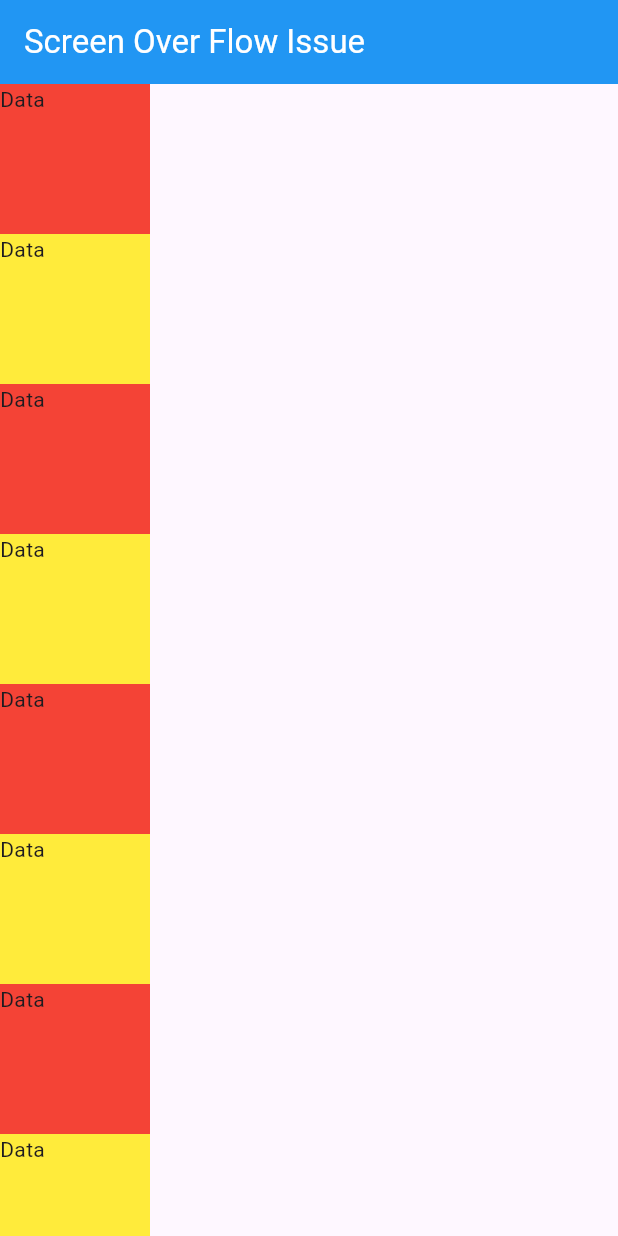
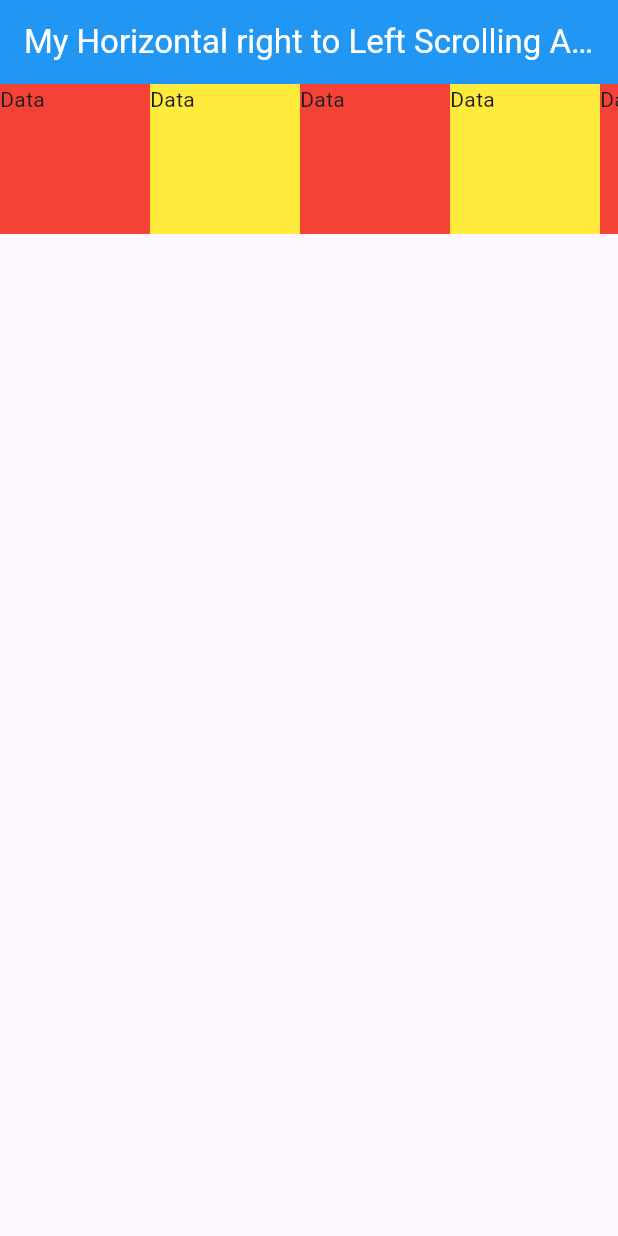
Before and after one commit to SuhAilMAnzoor/second_flutter_on_structure, a Flutter app: the screen it shows after launch, on a phone screen of 412 x 824 dp. Run offline on Flutter 3.47's test engine with Material 3 defaults, Android fonts, the phone set to English and light mode, and no system bars.

Commit message:
to manage content in row, screen  overflow issue is  solved using SingleSingleChildScrollView Horizontally

```diff
--- /dev/null
+++ b/lib/SelfLearning03_SingleChildScrollView_Right_to_Left.dart
@@ -0,0 +1,77 @@
+import 'package:flutter/material.dart';
+
+class SelfLearning03 extends StatelessWidget {
+  const SelfLearning03({super.key});
+
+  @override
+  Widget build(BuildContext context) {
+    return Scaffold(
+        appBar: AppBar(
+          title: const Text("My Horizontal right to Left Scrolling App",
+              style: TextStyle(color: Colors.white)),
+          backgroundColor: Colors.blue,
+        ),
+        body: SingleChildScrollView(
+          // Add Scrolling in Screen
+          scrollDirection: Axis.horizontal, // to Side Scrolling right to left
+          //by Default Scrolling is Vertical top to bottom, we need to convert
+          // it by Speficy ScrollDirection: Axix.horizontal
+          child: Row(
+            // Row show the content in row table
+            children: [
+              Container(
+                height: 100,
+                width: 100,
+                color: Colors.red,
+                child: Text("Data"),
+              ),
+              Container(
+                height: 100,
+                width: 100,
+                color: Colors.yellow,
+                child: Text("Data"),
+              ),
+              Container(
+                height: 100,
+                width: 100,
+                color: Colors.red,
+                child: Text("Data"),
+              ),
+              Container(
+                height: 100,
+                width: 100,
+                color: Colors.yellow,
+                child: Text("Data"),
+              ),
+              Container(
+                height: 100,
+                width: 100,
+                color: Colors.red,
+                child: Text("Data"),
+              ),
+              Container(
+                height: 100,
+                width: 100,
+                color: Colors.yellow,
+                child: Text("Data"),
+              ),
+              Container(
+                height: 100,
+                width: 100,
+                color: Colors.red,
+                child: Text("Data"),
+              ),
+              Container(
+                height: 100,
+                width: 100,
+                color: Colors.yellow,
+                child: Text("Data"),
+              ),
+            ],
+          ),
+        ));
+  }
+}
+
+// Screen Overflowed Issue is Solved to Add SingleChildScrollView
+// Axix.horizontal for right to left content scrolling
--- a/lib/main.dart
+++ b/lib/main.dart
@@ -1,5 +1,5 @@
 import 'package:flutter/material.dart';
-import 'package:my_first_flutter_project/SelfLearning01_ScreenOverFlowedError.dart';
+import 'package:my_first_flutter_project/SelfLearning03_SingleChildScrollView_Right_to_Left.dart';
 
 void main() {
   runApp(const MyApp());
@@ -11,7 +11,7 @@ class MyApp extends StatelessWidget {
   @override
   Widget build(BuildContext context) {
     return const MaterialApp(
-      home: SelfLearning01(),
+      home: SelfLearning03(),
     );
   }
 }
```
